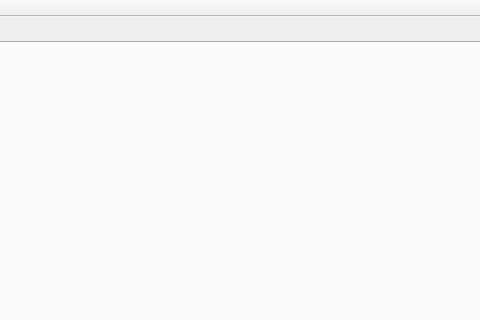
Before: the Qt Designer form server_wGUI/QT-Server_wGUI/mainwindow.ui in studnitz/octopus, drawn with Qt 5; both pictures show x 355 to 835 and y 0 to 320 of the 835 by 646 pixel window.
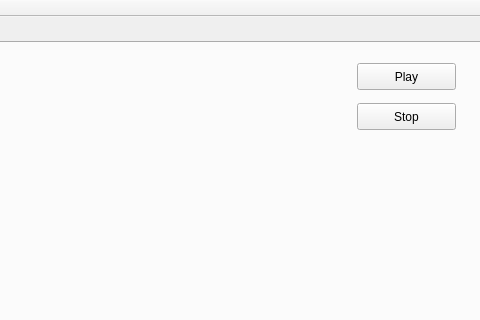
After: the same form once the commit is applied. The open tabs and pages were chosen to show the change.

What changed in the file:
```diff
--- a/server_wGUI/QT-Server_wGUI/mainwindow.ui
+++ b/server_wGUI/QT-Server_wGUI/mainwindow.ui
@@ -241,6 +241,32 @@
      <attribute name="title">
       <string>Wiedergabemodus</string>
      </attribute>
+     <widget class="QPushButton" name="playButton">
+      <property name="geometry">
+       <rect>
+        <x>700</x>
+        <y>20</y>
+        <width>99</width>
+        <height>27</height>
+       </rect>
+      </property>
+      <property name="text">
+       <string>Play</string>
+      </property>
+     </widget>
+     <widget class="QPushButton" name="stopButton">
+      <property name="geometry">
+       <rect>
+        <x>700</x>
+        <y>60</y>
+        <width>99</width>
+        <height>27</height>
+       </rect>
+      </property>
+      <property name="text">
+       <string>Stop</string>
+      </property>
+     </widget>
     </widget>
    </widget>
   </widget>
```
Left out of the diff: 2 changed lines with no effect on the pictures.
